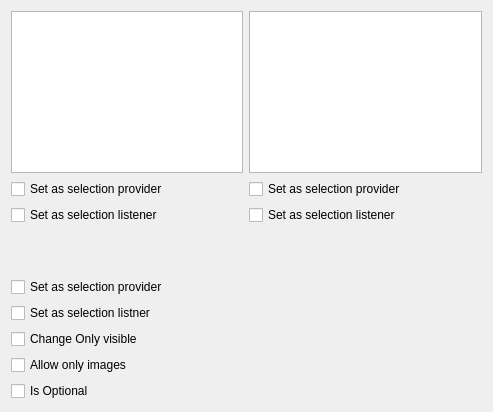
Qt form Plugins/org.mitk.gui.qt.datastorageviewertest/src/internal/QmitkDataStorageViewerTestControls.ui (MITK/MITK) before a commit.
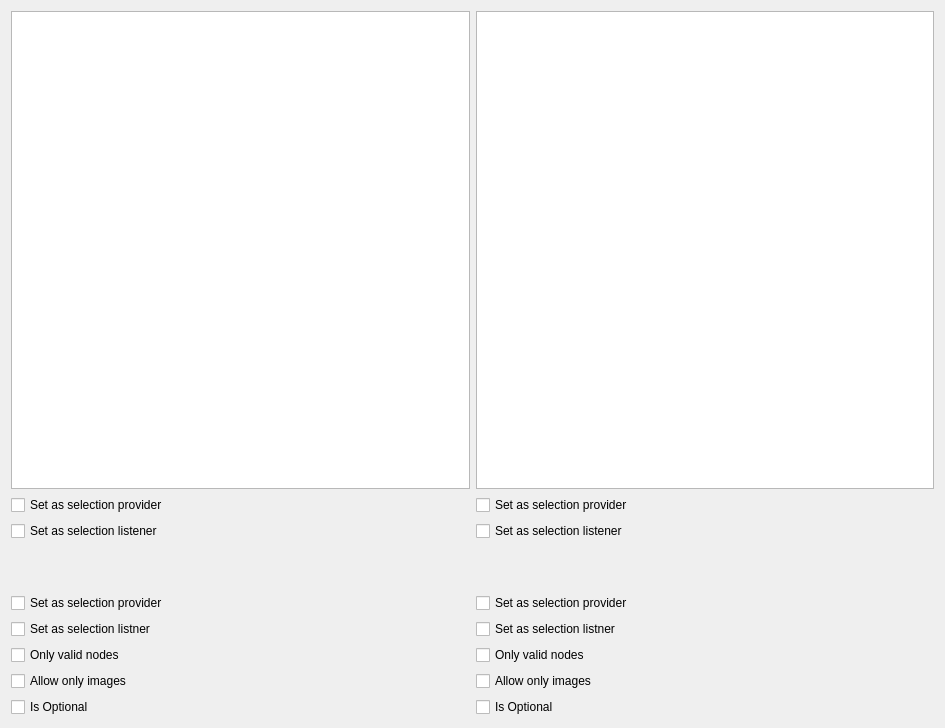
The same form after that commit. Custom widgets are drawn as their Qt base class.

Commit message: Advanced draft of selection widgets (single / multi) Extended test plugin.

```diff
--- a/Plugins/org.mitk.gui.qt.datastorageviewertest/src/internal/QmitkDataStorageViewerTestControls.ui
+++ b/Plugins/org.mitk.gui.qt.datastorageviewertest/src/internal/QmitkDataStorageViewerTestControls.ui
@@ -6,8 +6,8 @@
    <rect>
     <x>0</x>
     <y>0</y>
-    <width>493</width>
-    <height>412</height>
+    <width>945</width>
+    <height>728</height>
    </rect>
   </property>
   <property name="minimumSize">
@@ -19,9 +19,10 @@
   <property name="windowTitle">
    <string>Data storage viewer test</string>
   </property>
-  <layout class="QVBoxLayout" name="verticalLayout">
-   <item>
     <layout class="QGridLayout" name="gridLayout">
+   <item row="0" column="0">
+    <widget class="QListView" name="selectionListView"/>
+   </item>
      <item row="0" column="1">
       <widget class="QListView" name="selectionListView2"/>
      </item>
@@ -32,8 +33,12 @@
        </property>
       </widget>
      </item>
-     <item row="0" column="0">
-      <widget class="QListView" name="selectionListView"/>
+   <item row="1" column="1">
+    <widget class="QCheckBox" name="selectionProviderCheckBox2">
+     <property name="text">
+      <string>Set as selection provider</string>
+     </property>
+    </widget>
      </item>
      <item row="2" column="0">
       <widget class="QCheckBox" name="selectionListenerCheckBox">
@@ -49,16 +54,7 @@
        </property>
       </widget>
      </item>
-     <item row="1" column="1">
-      <widget class="QCheckBox" name="selectionProviderCheckBox2">
-       <property name="text">
-        <string>Set as selection provider</string>
-       </property>
-      </widget>
-     </item>
-    </layout>
-   </item>
-   <item>
+   <item row="3" column="0">
     <widget class="QmitkSingleNodeSelectionWidget" name="singleSlot" native="true">
      <property name="minimumSize">
       <size>
@@ -68,41 +64,79 @@
      </property>
     </widget>
    </item>
-   <item>
+   <item row="3" column="1">
+    <widget class="QmitkMultiNodeSelectionWidget" name="multiSlot" native="true"/>
+   </item>
+   <item row="4" column="0">
     <widget class="QCheckBox" name="selectionProviderCheckBox3">
      <property name="text">
       <string>Set as selection provider</string>
      </property>
     </widget>
    </item>
-   <item>
+   <item row="5" column="0">
     <widget class="QCheckBox" name="selectionListenerCheckBox3">
      <property name="text">
       <string>Set as selection listner</string>
      </property>
     </widget>
    </item>
-   <item>
+   <item row="6" column="0">
     <widget class="QCheckBox" name="checkOnlyVisible">
      <property name="text">
-      <string>Change Only visible</string>
+      <string>Only valid nodes</string>
      </property>
     </widget>
    </item>
-   <item>
+   <item row="7" column="0">
     <widget class="QCheckBox" name="checkOnlyImages">
      <property name="text">
       <string>Allow only images </string>
      </property>
     </widget>
    </item>
-   <item>
+   <item row="8" column="0">
     <widget class="QCheckBox" name="checkOptional">
      <property name="text">
       <string>Is Optional</string>
      </property>
     </widget>
    </item>
+   <item row="4" column="1">
+    <widget class="QCheckBox" name="selectionProviderCheckBox4">
+     <property name="text">
+      <string>Set as selection provider</string>
+     </property>
+    </widget>
+   </item>
+   <item row="5" column="1">
+    <widget class="QCheckBox" name="selectionListenerCheckBox4">
+     <property name="text">
+      <string>Set as selection listner</string>
+     </property>
+    </widget>
+   </item>
+   <item row="6" column="1">
+    <widget class="QCheckBox" name="checkOnlyVisible_2">
+     <property name="text">
+      <string>Only valid nodes</string>
+     </property>
+    </widget>
+   </item>
+   <item row="7" column="1">
+    <widget class="QCheckBox" name="checkOnlyImages_2">
+     <property name="text">
+      <string>Allow only images </string>
+     </property>
+    </widget>
+   </item>
+   <item row="8" column="1">
+    <widget class="QCheckBox" name="checkOptional_2">
+     <property name="text">
+      <string>Is Optional</string>
+     </property>
+    </widget>
+   </item>
   </layout>
  </widget>
  <customwidgets>
@@ -112,6 +146,12 @@
    <header location="global">QmitkSingleNodeSelectionWidget.h</header>
    <container>1</container>
   </customwidget>
+  <customwidget>
+   <class>QmitkMultiNodeSelectionWidget</class>
+   <extends>QWidget</extends>
+   <header location="global">QmitkMultiNodeSelectionWidget.h</header>
+   <container>1</container>
+  </customwidget>
  </customwidgets>
  <resources/>
  <connections/>
```
Lines whose indentation alone changed are shown as unchanged. The commit also changes 15 other files.
